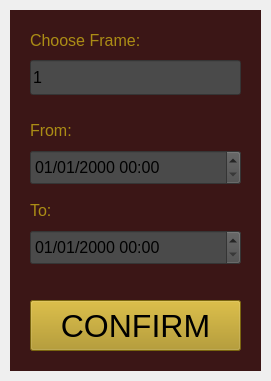
EeveeWhitefire/Malenia-VMS, file src/PlaybackPrompt.ui: the form before one commit.
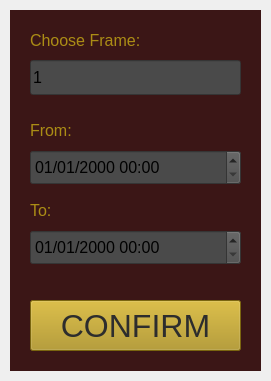
The form after the commit.

Diff of the .ui file:
```diff
--- a/src/PlaybackPrompt.ui
+++ b/src/PlaybackPrompt.ui
@@ -145,7 +145,8 @@
      </font>
     </property>
     <property name="styleSheet">
-     <string notr="true">background-color: rgb(171, 141, 21);</string>
+     <string notr="true">background-color: rgb(171, 141, 21);
+color: rgb(45,45,45);</string>
     </property>
     <property name="text">
      <string>CONFIRM</string>
```
